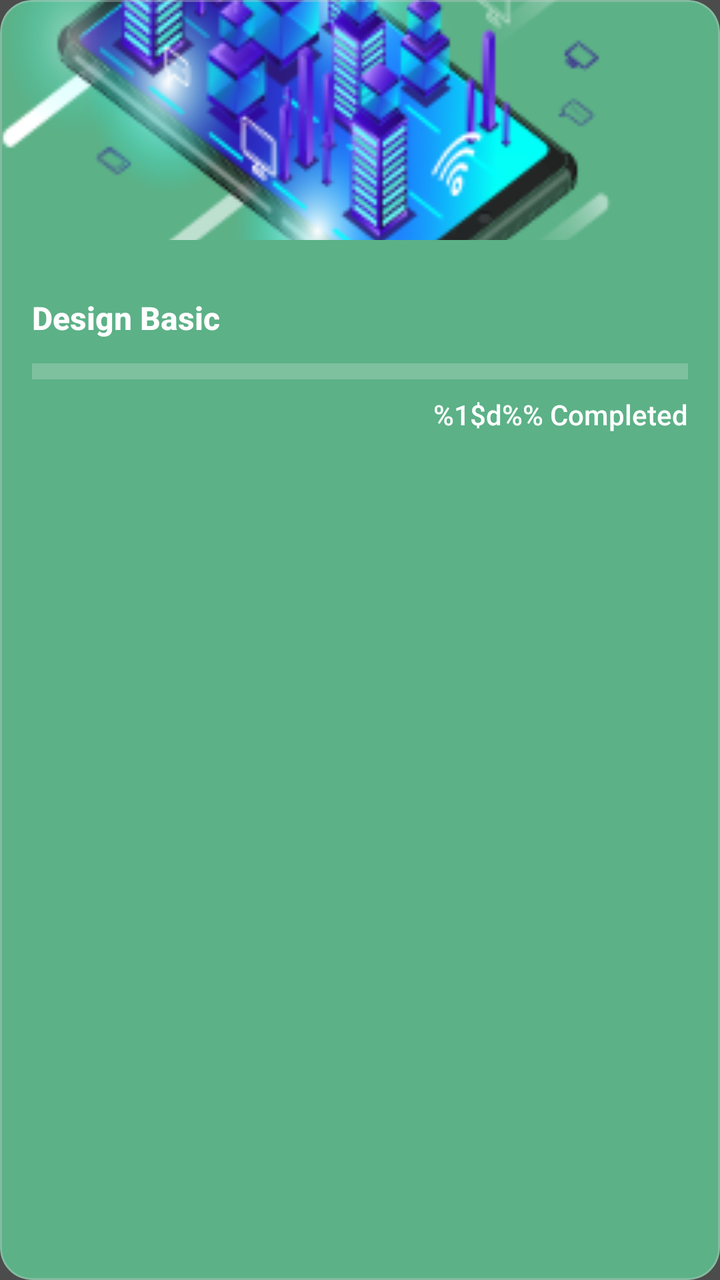
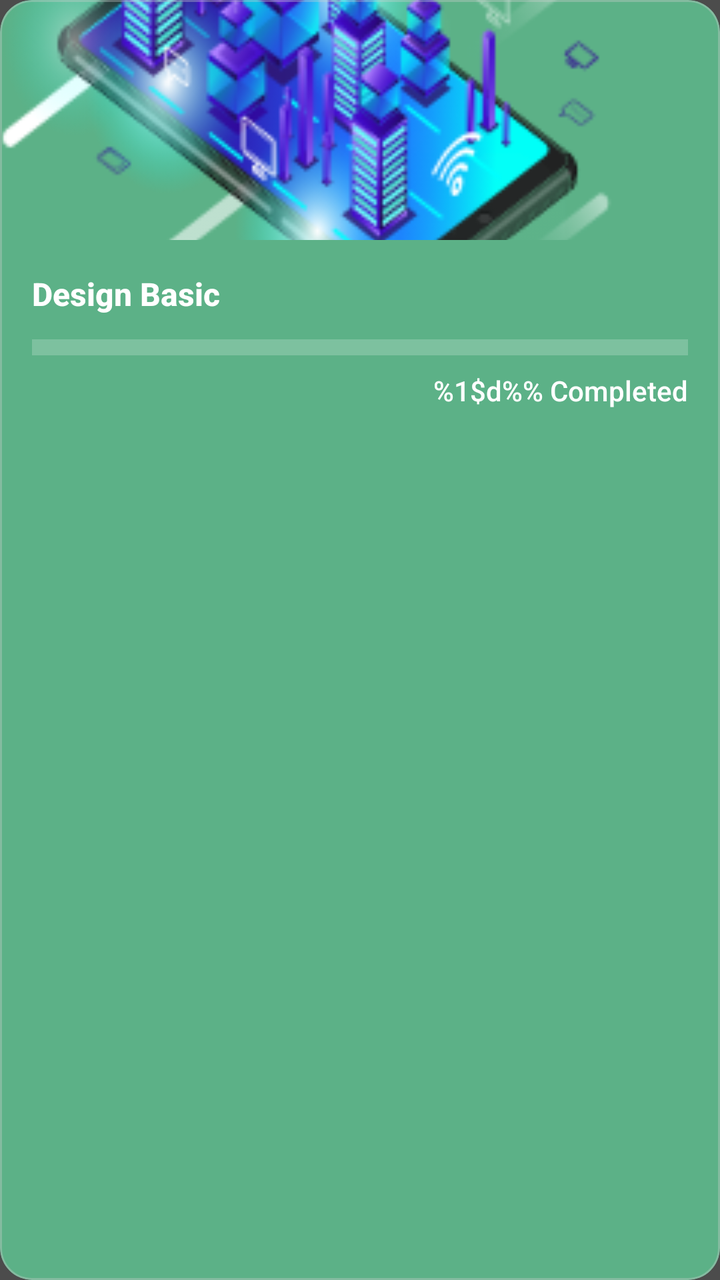

The first picture is an Android layout as it rendered before a commit; the second is the same layout after the commit. The layout source and the unified diff follow.
<!-- AndroidManifest.xml: application theme AppTheme -->
<!-- res/layout/card_joined_course.xml -->
<?xml version="1.0" encoding="utf-8"?>
<com.google.android.material.card.MaterialCardView xmlns:android="http://schemas.android.com/apk/res/android"
    xmlns:app="http://schemas.android.com/apk/res-auto"
    android:layout_width="250dp"
    android:layout_height="230dp"
    android:layout_marginStart="8dp"
    android:layout_marginTop="8dp"
    android:layout_marginEnd="8dp"
    android:layout_marginBottom="8dp"
    app:cardBackgroundColor="@color/joined_course_background"
    app:cardCornerRadius="16dp"
    app:cardElevation="0dp"
    app:strokeColor="@color/grey_light"
    app:strokeWidth="1dp">

    <LinearLayout
        android:layout_width="match_parent"
        android:layout_height="wrap_content"
        android:orientation="vertical">

        <ImageView
            android:id="@+id/imvCoursePhoto"
            android:layout_width="match_parent"
            android:layout_height="120dp"
            android:adjustViewBounds="true"
            android:scaleType="centerCrop"
            android:src="@drawable/android_developer" />

        <LinearLayout
            android:layout_width="match_parent"
            android:layout_height="wrap_content"
            android:orientation="vertical"
            android:padding="16dp">

            <TextView
                android:id="@+id/tvCourseTitle"
                android:layout_width="match_parent"
                android:layout_height="wrap_content"
                android:layout_marginTop="12dp"
                android:ellipsize="end"
                android:fontFamily="sans-serif-medium"
                android:lines="1"
                android:text="@string/title_course"
                android:textColor="@color/white"
                android:textSize="16sp"
                android:textStyle="bold" />

            <com.google.android.material.progressindicator.LinearProgressIndicator
                android:id="@+id/progressBar"
                android:layout_width="match_parent"
                android:layout_height="wrap_content"
                android:layout_marginTop="12dp"
                android:progress="60"
                app:indicatorColor="@color/white"
                app:trackColor="#33FFFFFF"
                app:trackThickness="8dp" />

            <TextView
                android:id="@+id/tvFeaturedProgressPercentage"
                android:layout_width="match_parent"
                android:layout_height="wrap_content"
                android:layout_marginTop="8dp"
                android:fontFamily="sans-serif-medium"
                android:gravity="end"
                android:text="@string/percentage_course"
                android:textColor="@color/white"
                android:textSize="14sp" />
        </LinearLayout>

    </LinearLayout>
</com.google.android.material.card.MaterialCardView>
<!-- resources referenced by this layout -->
<resources>
  <color name="grey_light">#59CFCFCF</color>
  <color name="joined_course_background">@color/color2</color>
  <color name="white">#FFFFFF</color>
  <!-- drawable android_developer: png bitmap (drawable, 61350 bytes) -->
  <string name="percentage_course">%1$d%% Completed</string>
  <string name="title_course">Design Basic</string>
  <style name="AppTheme" parent="Theme.MaterialComponents.DayNight.NoActionBar">
          
          <item name="colorPrimary">@color/option1</item>
          <item name="colorPrimaryDark">@color/colorPrimaryDark</item>
          <item name="colorAccent">@color/colorAccent</item>
  
          <item name="android:fontFamily">@font/calibri</item>
          <item name="android:windowBackground">@color/color_hint</item>
          <item name="android:textColorPrimary">@color/colorPrimary</item>
          <item name="android:windowContentTransitions">true</item>
  
          <item name="colorControlNormal">@color/color_control</item>
          <item name="android:textColorSecondary">@color/grey_light</item>
          <item name="colorControlActivated">@color/colorAccent</item>
  
  
      </style>
  <color name="color2">#5CB187</color>
  <color name="option1">#503FEF</color>
  <color name="colorPrimaryDark">#2A2E43</color>
  <color name="colorAccent">#FF402D</color>
  <color name="color_hint">#4c4c4c</color>
  <color name="colorPrimary">#FCFCFC</color>
  <color name="color_control">#000000</color>
</resources>

<!-- the commit's change to res/layout/card_joined_course.xml (unified diff, before → after) -->
@@ -2,7 +2,7 @@
 <com.google.android.material.card.MaterialCardView xmlns:android="http://schemas.android.com/apk/res/android"
     xmlns:app="http://schemas.android.com/apk/res-auto"
     android:layout_width="250dp"
-    android:layout_height="230dp"
+    android:layout_height="wrap_content"
     android:layout_marginStart="8dp"
     android:layout_marginTop="8dp"
     android:layout_marginEnd="8dp"
@@ -36,7 +36,6 @@
                 android:id="@+id/tvCourseTitle"
                 android:layout_width="match_parent"
                 android:layout_height="wrap_content"
-                android:layout_marginTop="12dp"
                 android:ellipsize="end"
                 android:fontFamily="sans-serif-medium"
                 android:lines="1"
